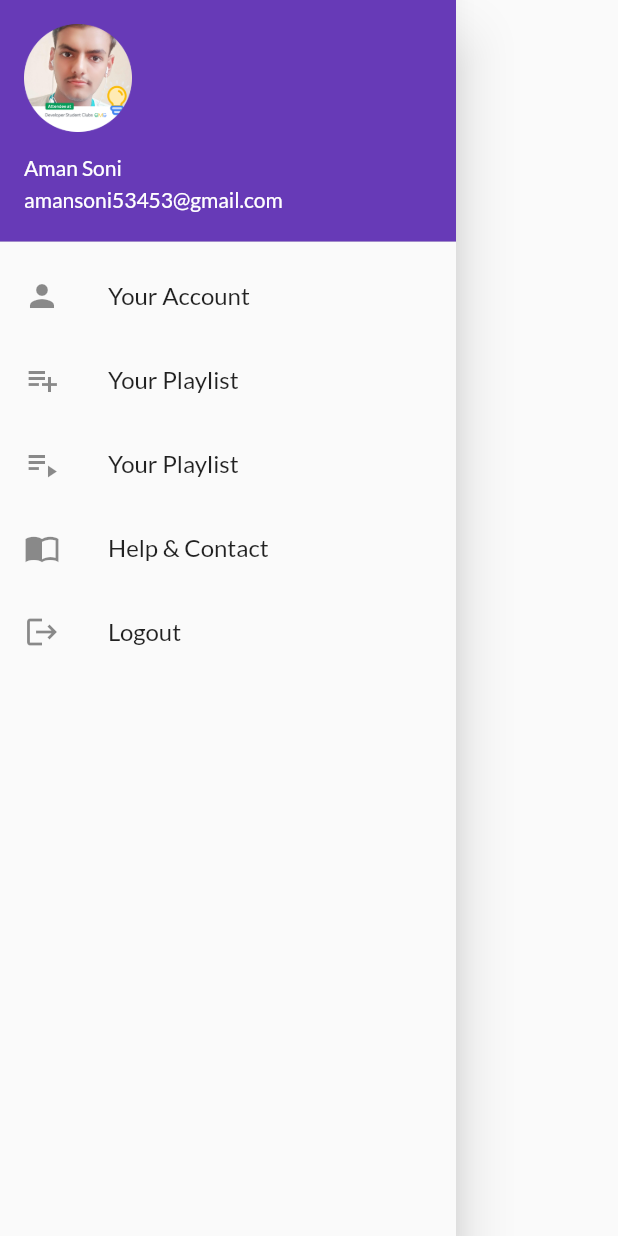
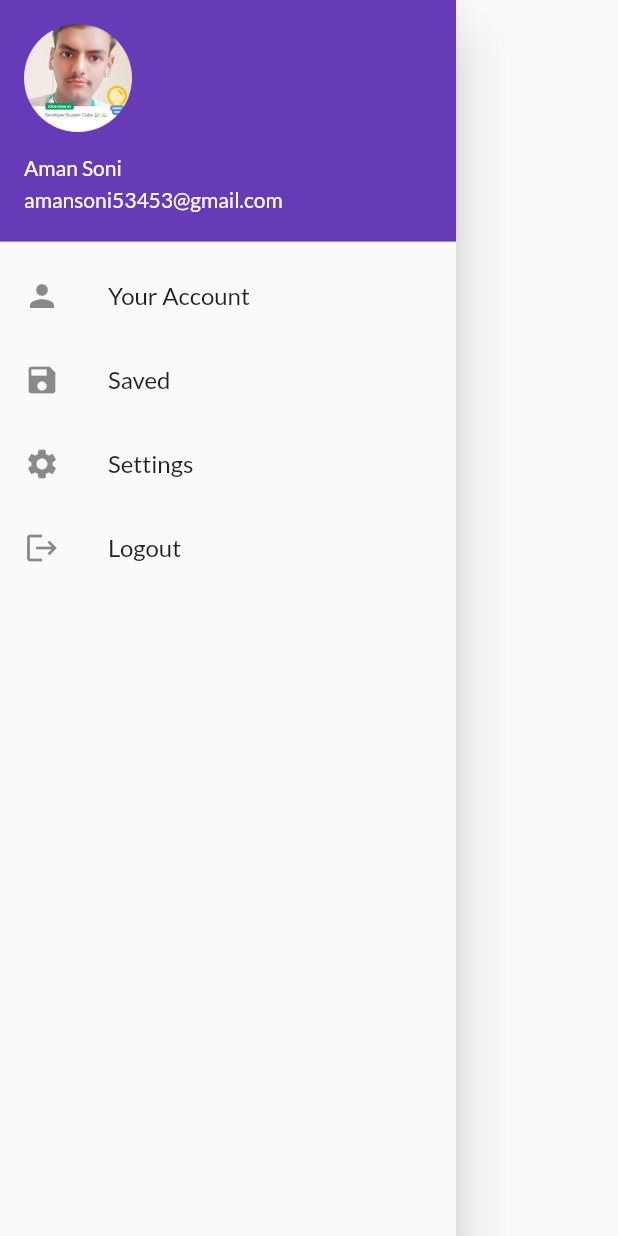
Before and after one commit to amangit1314/30_Days_Of_Flutter, a Flutter app: the MyDrawer widget shown alone on an empty page, opened directly, on a phone screen of 412 x 824 dp. Run offline on Flutter 3.47's test engine with Material 2 defaults, Android fonts, the phone set to English and light mode, and no system bars; our stand-ins replace google_fonts.

Commit message:
Added options in drawer

```diff
--- a/lib/pages/drawer.dart
+++ b/lib/pages/drawer.dart
@@ -17,16 +17,12 @@ class MyDrawer extends StatelessWidget {
             title: Text("Your Account"),
           ),
           ListTile(
-            leading: Icon(Icons.playlist_add),
-            title: Text("Your Playlist"),
+            leading: Icon(Icons.save),
+            title: Text("Saved"),
           ),
           ListTile(
-            leading: Icon(Icons.playlist_play),
-            title: Text("Your Playlist"),
-          ),
-          ListTile(
-            leading: Icon(Icons.import_contacts_sharp),
-            title: Text("Help & Contact"),
+            leading: Icon(Icons.settings),
+            title: Text("Settings"),
           ),
           ListTile(
             leading: Icon(Icons.logout),
```
Also changed, not shown: lib/pages/drawer_pages/bookmarks.dart (added), lib/pages/drawer_pages/your_account.dart (added).
